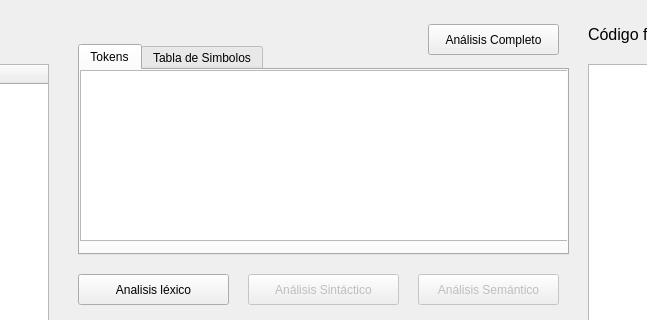
The window that interfaz/interfazQT.ui (LFTPadilla/compilador) describes before a commit, drawn with Qt 5; both pictures show x 302 to 949 and y 95 to 415 of the 1364 by 659 pixel window.
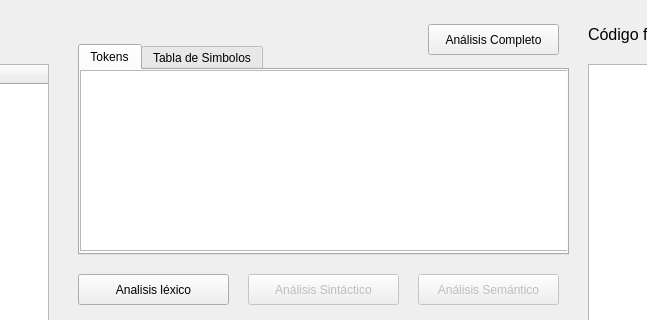
The same window after the commit. The open tabs and pages were chosen to show the change.

Commit message: tabs tokens y tabs simbolos

```diff
--- a/interfaz/interfazQT.ui
+++ b/interfaz/interfazQT.ui
@@ -292,7 +292,7 @@
         <x>0</x>
         <y>0</y>
         <width>491</width>
-        <height>171</height>
+        <height>181</height>
        </rect>
       </property>
       <property name="font">
```
Left out of the diff: 4 changed lines with no effect on the pictures.
